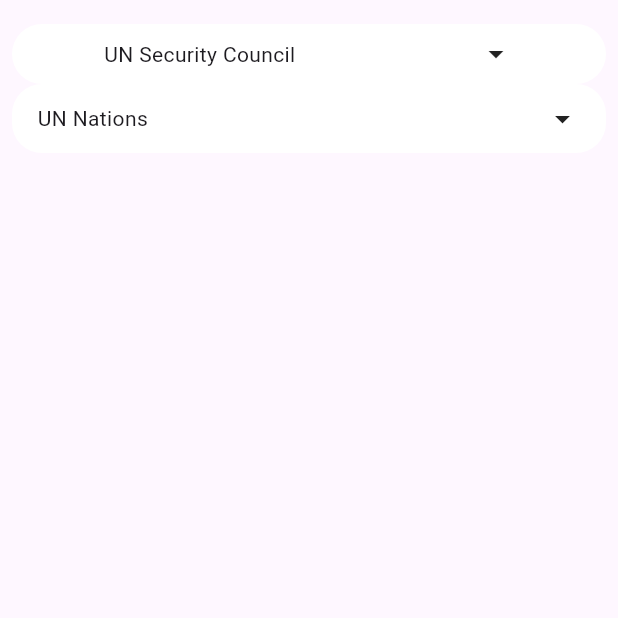
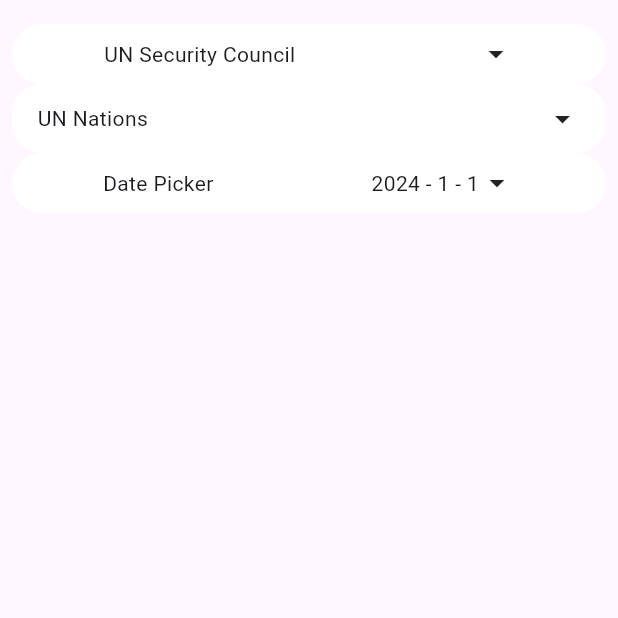
Before and after one commit to fanjin-z/dropdown_wheel_picker, a Flutter app: the screen it shows after launch, on a phone screen of 412 x 824 dp, the top half of it. Run offline on Flutter 3.47's test engine with Material 3 defaults, Android fonts, the phone set to English and light mode, and no system bars.

Commit message:
impl: date picker

```diff
--- a/example/lib/main.dart
+++ b/example/lib/main.dart
@@ -65,7 +65,13 @@
                       Text('United Kingdom 🇬🇧'),
                       Text('United States 🇺🇸'),
                     ]
-                  ])
+                  ]),
+              DropdownDatePicker(
+                pickerTitle: Text('Date Picker'),
+                initialDate: DateTime(2024, 1, 1),
+                firstYear: 2020,
+                lastYear: 2025,
+              )
             ],
           )),
     ));
--- a/lib/src/datetime_picker.dart
+++ b/lib/src/datetime_picker.dart
@@ -1,23 +1,122 @@
+import 'package:dropdown_wheel_picker/src/scroll_view.dart';
 import 'package:flutter/material.dart';
 
 class DropdownDatePicker extends StatefulWidget {
   const DropdownDatePicker(
       {super.key,
       required this.pickerTitle,
-      required this.items,
-      this.onChanged});
+      required this.initialDate,
+      required this.firstYear,
+      required this.lastYear,
+      this.onChanged,
+      this.backgroundColor = Colors.white});
 
   final Widget pickerTitle;
-  final List<Widget> items;
+  final DateTime initialDate;
+  final int firstYear;
+  final int lastYear;
   final ValueChanged<Widget>? onChanged;
+  final Color backgroundColor;
 
   @override
   State<DropdownDatePicker> createState() => _DropdownDatePickerState();
 }
 
 class _DropdownDatePickerState extends State<DropdownDatePicker> {
+  bool isToggle = false;
+
+  late int selectedYear;
+  late int selectedMonth;
+  late int selectedDay;
+
+  List<Widget> months = List.generate(12, (index) => Text('${index + 1}'));
+
+  @override
+  void initState() {
+    super.initState();
+
+    selectedYear = widget.initialDate.year;
+    selectedMonth = widget.initialDate.month;
+    selectedDay = widget.initialDate.day;
+  }
+
   @override
   Widget build(BuildContext context) {
-    return Container();
+    return Container(
+      decoration: BoxDecoration(
+        color: widget.backgroundColor,
+        borderRadius: BorderRadius.circular(20),
+      ),
+      child: Padding(
+        padding: const EdgeInsets.all(8.0),
+        child: Column(
+          children: [
+            GestureDetector(
+              behavior: HitTestBehavior.translucent,
+              onTap: () => setState(() {
+                isToggle = !isToggle;
+              }),
+              child: Row(
+                  mainAxisAlignment: MainAxisAlignment.spaceAround,
+                  children: [
+                    widget.pickerTitle,
+                    Row(children: [
+                      Text('$selectedYear - $selectedMonth - $selectedDay'),
+                      isToggle
+                          ? Icon(Icons.arrow_drop_up)
+                          : Icon(Icons.arrow_drop_down)
+                    ]),
+                  ]),
+            ),
+            if (isToggle)
+              Column(
+                children: [
+                  Divider(),
+                  SizedBox(
+                      height: 90,
+                      child: ListView(
+                        scrollDirection: Axis.horizontal,
+                        children: [
+                          ItemScrollView(
+                              width: MediaQuery.of(context).size.width / 3,
+                              items: List.generate(
+                                  widget.lastYear - widget.firstYear + 1,
+                                  (index) =>
+                                      Text('${widget.firstYear + index}')),
+                              onChanged: (index) => setState(() {
+                                    selectedYear = widget.firstYear + index;
+                                  })),
+                          ItemScrollView(
+                              width: MediaQuery.of(context).size.width / 3,
+                              items: months,
+                              onChanged: (index) => setState(() {
+                                    selectedMonth = index + 1;
+                                  })),
+                          ItemScrollView(
+                              width: MediaQuery.of(context).size.width / 3,
+                              items: List.generate(
+                                  daysInMonth(selectedYear, selectedMonth),
+                                  (index) => Text('${index + 1}')),
+                              onChanged: (index) => setState(
+                                    () {
+                                      selectedDay = index + 1;
+                                    },
+                                  )),
+                        ],
+                      ))
+                ],
+              )
+          ],
+        ),
+      ),
+    );
   }
 }
+
+const _daysInMonth = [0, 31, 28, 31, 30, 31, 30, 31, 31, 30, 31, 30, 31];
+
+bool isLeapYear(int year) =>
+    (year % 4 == 0) && ((year % 100 != 0) || (year % 400 == 0));
+
+int daysInMonth(int year, int month) =>
+    (month == 2 && isLeapYear(year)) ? 29 : _daysInMonth[month];
```
